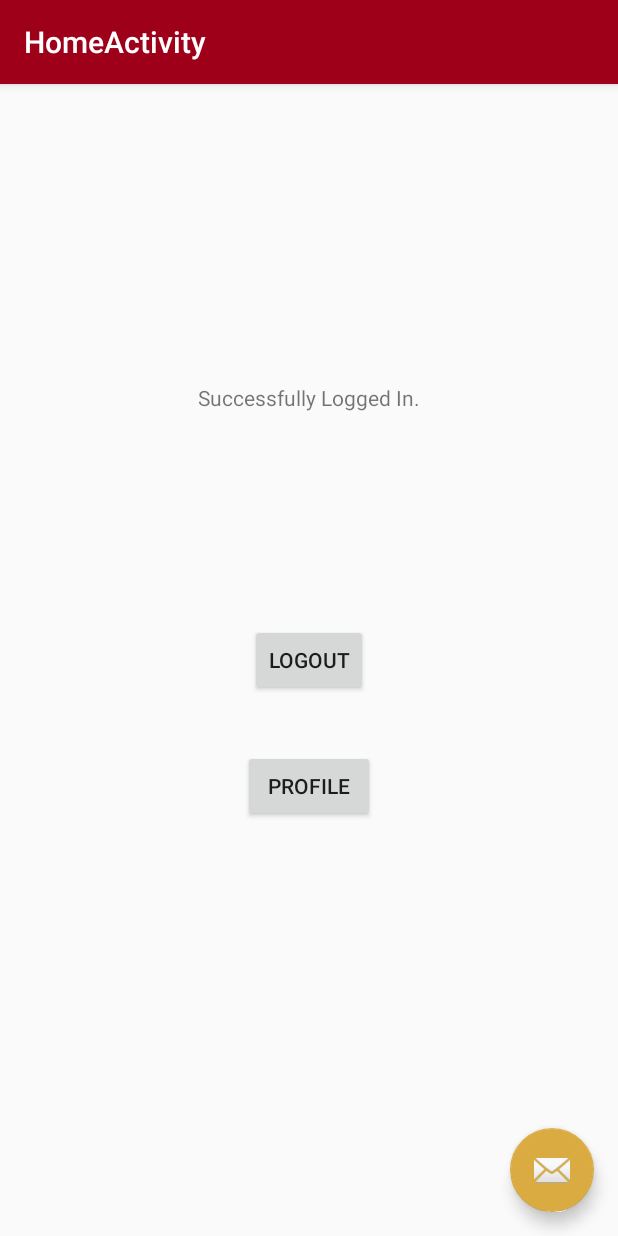
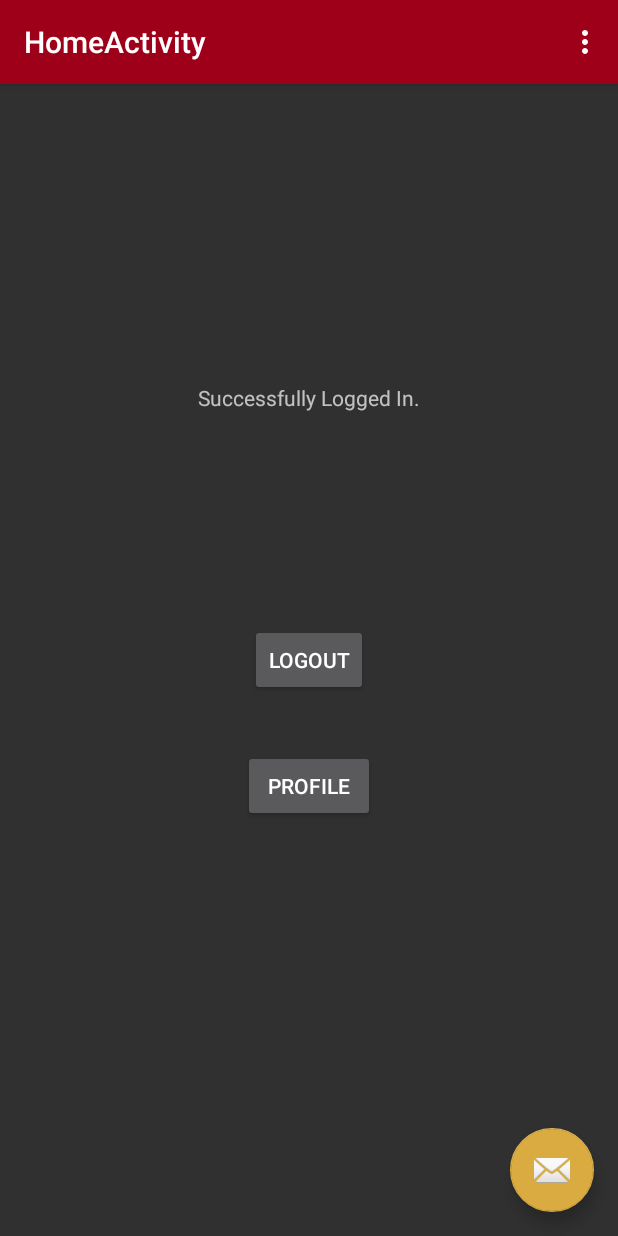
Before and after one commit to kananx/BuzzMovies, an Android app: the HomeActivity screen opened directly, with no data from a screen before it, on a phone screen of 412 x 824 dp. Run offline under Robolectric (Android 15) with nearby library versions, the phone set to English and light mode, and no system bars.

Commit message:
add compile dependence to support actoin bar in Manifest, overflow menu started, some color changes

```diff
--- a/app/build.gradle
+++ b/app/build.gradle
@@ -25,4 +25,5 @@ dependencies {
     compile 'com.android.support:appcompat-v7:23.1.1'
     compile 'com.android.support:design:23.1.1'
     compile files('libs/okhttp-3.1.2.jar')
+    compile 'com.android.support:appcompat-v7:23.1.0'
 }
--- a/app/src/main/AndroidManifest.xml
+++ b/app/src/main/AndroidManifest.xml
@@ -14,7 +14,7 @@
         android:icon="@mipmap/ic_launcher"
         android:label="@string/app_name"
         android:supportsRtl="true"
-        android:theme="@style/AppTheme">
+        android:theme="@style/AppTheme.NoActionBar">
         <activity
             android:name=".LoginActivity"
             android:label="@string/app_name">
--- a/app/src/main/java/at/str/buzzmovies/HomeActivity.java
+++ b/app/src/main/java/at/str/buzzmovies/HomeActivity.java
@@ -6,8 +6,11 @@ import android.support.design.widget.FloatingActionButton;
 import android.support.design.widget.Snackbar;
 import android.support.v7.app.AppCompatActivity;
 import android.support.v7.widget.Toolbar;
+import android.view.MenuInflater;
 import android.view.View;
 import android.widget.Button;
+import android.app.ActionBar;
+import android.view.Menu;
 
 /**
  * Home activity page that allows the user to interact with available movies.
@@ -21,8 +24,12 @@ public class HomeActivity extends AppCompatActivity {
     protected void onCreate(Bundle savedInstanceState) {
         super.onCreate(savedInstanceState);
         setContentView(R.layout.activity_home);
-        Toolbar toolbar = (Toolbar) findViewById(R.id.toolbar);
-        setSupportActionBar(toolbar);
+        Toolbar action_toolbar = (Toolbar) findViewById(R.id.action_toolbar);
+        setSupportActionBar(action_toolbar);
+
+
+
+
 
         FloatingActionButton fab = (FloatingActionButton) findViewById(R.id.fab);
         fab.setOnClickListener(new View.OnClickListener() {
@@ -48,6 +55,15 @@ public class HomeActivity extends AppCompatActivity {
                 profile();
             }
         });
+
+
+
+
+    }
+
+    public boolean onCreateOptionsMenu(Menu overflow) {
+        getMenuInflater().inflate(R.menu.overflow, overflow);
+        return true;
     }
 
     /**
--- a/app/src/main/res/layout/activity_home.xml
+++ b/app/src/main/res/layout/activity_home.xml
@@ -13,11 +13,12 @@
         android:theme="@style/AppTheme.AppBarOverlay">
 
         <android.support.v7.widget.Toolbar
-            android:id="@+id/toolbar"
+            android:id="@+id/action_toolbar"
             android:layout_width="match_parent"
             android:layout_height="?attr/actionBarSize"
-            android:background="?attr/colorPrimary"
-            app:popupTheme="@style/AppTheme.PopupOverlay" />
+            android:elevation="4dp"
+            android:theme="@style/ThemeOverlay.AppCompat.ActionBar"
+            app:popupTheme="@style/Theme.AppCompat" />
 
     </android.support.design.widget.AppBarLayout>
 
@@ -31,4 +32,5 @@
         android:layout_margin="@dimen/fab_margin"
         android:src="@android:drawable/ic_dialog_email" />
 
+
 </android.support.design.widget.CoordinatorLayout>
--- /dev/null
+++ b/app/src/main/res/menu/overflow.xml
@@ -0,0 +1,8 @@
+<?xml version="1.0" encoding="utf-8"?>
+<menu xmlns:android="http://schemas.android.com/apk/res/android">
+    <item
+        android:id="@+id/testing"
+        android:showAsAction="never"
+        android:title="testing" />
+
+</menu>
--- a/app/src/main/res/values/styles.xml
+++ b/app/src/main/res/values/styles.xml
@@ -1,7 +1,7 @@
 <resources>
 
     <!-- Base application theme. -->
-    <style name="AppTheme" parent="Theme.AppCompat.Light.DarkActionBar">
+    <style name="AppTheme" parent="Theme.AppCompat.NoActionBar">
         <!-- Customize your theme here. -->
         <item name="colorPrimary">@color/colorPrimary</item>
         <item name="colorPrimaryDark">@color/colorPrimaryDark</item>
@@ -13,8 +13,8 @@
         <item name="windowNoTitle">true</item>
     </style>
 
-    <style name="AppTheme.AppBarOverlay" parent="ThemeOverlay.AppCompat.Dark.ActionBar" />
+    <style name="AppTheme.AppBarOverlay" parent="ThemeOverlay.AppCompat" />
 
-    <style name="AppTheme.PopupOverlay" parent="ThemeOverlay.AppCompat.Light" />
+    <style name="AppTheme.PopupOverlay" parent="ThemeOverlay.AppCompat" />
 
 </resources>
```
